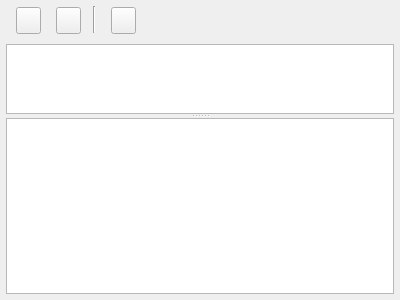
First picture: the form in CamelBabel/ChatWidget.ui, repository dennajort/babel, before the edit.
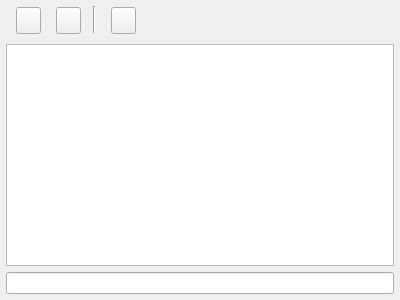
Second picture: the form after the edit. Icons and pictures are not drawn.

The edit to the form file:
```diff
--- a/CamelBabel/ChatWidget.ui
+++ b/CamelBabel/ChatWidget.ui
@@ -132,28 +132,11 @@
        <bool>true</bool>
       </property>
      </widget>
-     <widget class="QTextEdit" name="sendText">
-      <property name="sizePolicy">
-       <sizepolicy hsizetype="Expanding" vsizetype="Expanding">
-        <horstretch>0</horstretch>
-        <verstretch>0</verstretch>
-       </sizepolicy>
-      </property>
-      <property name="minimumSize">
-       <size>
-        <width>0</width>
-        <height>0</height>
-       </size>
-      </property>
-      <property name="maximumSize">
-       <size>
-        <width>16777215</width>
-        <height>16777215</height>
-       </size>
-      </property>
-     </widget>
     </widget>
    </item>
+   <item>
+    <widget class="QLineEdit" name="userInput"/>
+   </item>
   </layout>
  </widget>
  <resources/>
```
